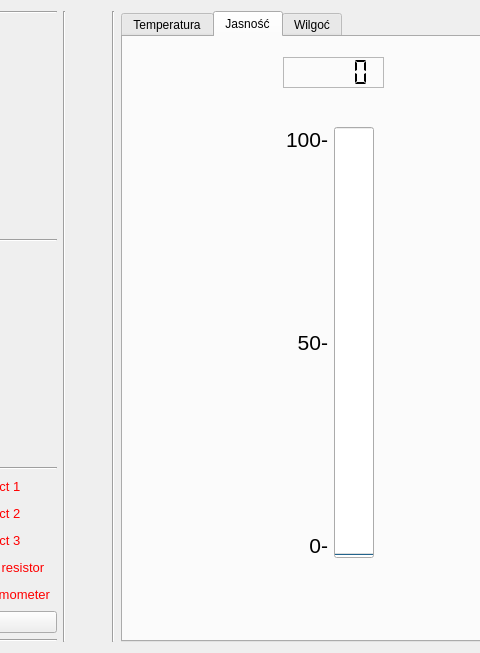
xxBeWolfxx/house_manager, file Staff.ui: the form before one commit; both pictures show x 158 to 638 and y 0 to 653 of the 1141 by 653 pixel window.
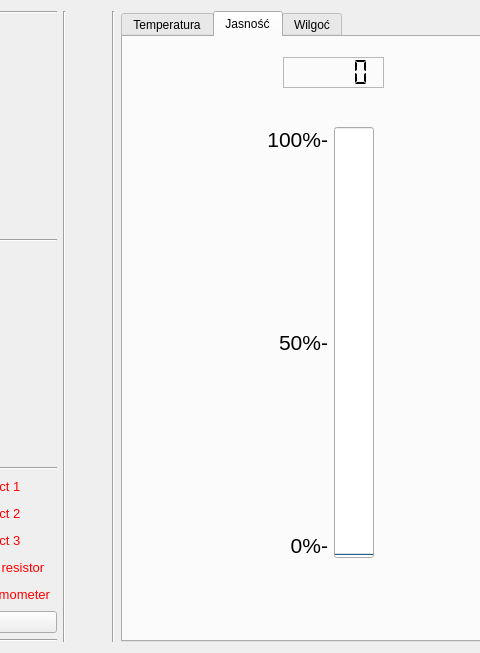
The form after the commit. The open tabs and pages were chosen to show the change.

What changed in the file:
```diff
--- a/Staff.ui
+++ b/Staff.ui
@@ -481,7 +481,7 @@
              <enum>Qt::LeftToRight</enum>
             </property>
             <property name="text">
-             <string>&lt;html&gt;&lt;head/&gt;&lt;body&gt;&lt;p align=&quot;right&quot;&gt;100-&lt;/p&gt;&lt;/body&gt;&lt;/html&gt;</string>
+             <string>&lt;html&gt;&lt;head/&gt;&lt;body&gt;&lt;p align=&quot;right&quot;&gt;100%-&lt;/p&gt;&lt;/body&gt;&lt;/html&gt;</string>
             </property>
            </widget>
           </item>
@@ -518,7 +518,7 @@
              <enum>Qt::LeftToRight</enum>
             </property>
             <property name="text">
-             <string>&lt;html&gt;&lt;head/&gt;&lt;body&gt;&lt;p align=&quot;right&quot;&gt;50-&lt;/p&gt;&lt;/body&gt;&lt;/html&gt;</string>
+             <string>&lt;html&gt;&lt;head/&gt;&lt;body&gt;&lt;p align=&quot;right&quot;&gt;50%-&lt;/p&gt;&lt;/body&gt;&lt;/html&gt;</string>
             </property>
            </widget>
           </item>
@@ -555,7 +555,7 @@
              <enum>Qt::LeftToRight</enum>
             </property>
             <property name="text">
-             <string>&lt;html&gt;&lt;head/&gt;&lt;body&gt;&lt;p align=&quot;right&quot;&gt;0-&lt;/p&gt;&lt;/body&gt;&lt;/html&gt;</string>
+             <string>&lt;html&gt;&lt;head/&gt;&lt;body&gt;&lt;p align=&quot;right&quot;&gt;0%-&lt;/p&gt;&lt;/body&gt;&lt;/html&gt;</string>
             </property>
            </widget>
           </item>
```
Left out of the diff: 2 changed lines with no effect on the pictures.
